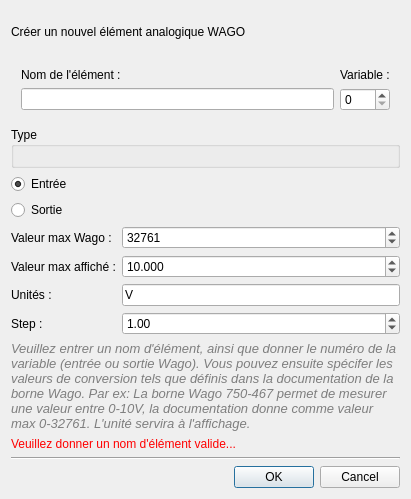
calaos/calaos_installer, file data/DialogNewAnalog.ui: the form before one commit.
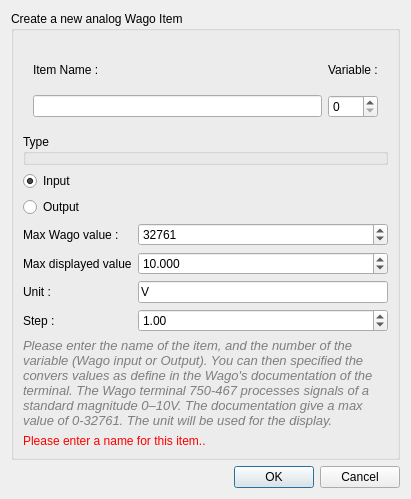
The form after the commit. Icons and pictures are not drawn.

Commit message: Use QLayout when possible, and start translation in english ...

```diff
--- a/data/DialogNewAnalog.ui
+++ b/data/DialogNewAnalog.ui
@@ -46,14 +46,11 @@
   </property>
   <layout class="QVBoxLayout" name="verticalLayout">
    <item>
-    <layout class="QVBoxLayout" name="verticalLayout_2">
-     <item>
-      <widget class="QLabel" name="label_7">
-       <property name="text">
-        <string>Créer un nouvel élément analogique WAGO</string>
-       </property>
-      </widget>
-     </item>
+    <widget class="QGroupBox" name="groupBox">
+     <property name="title">
+      <string>Create a new analog Wago Item</string>
+     </property>
+     <layout class="QVBoxLayout" name="verticalLayout_3">
      <item>
       <layout class="QGridLayout" name="gridLayout">
        <property name="leftMargin">
@@ -81,7 +78,7 @@
        <item row="0" column="0">
         <widget class="QLabel" name="label">
          <property name="text">
-          <string>Nom de l'élément :</string>
+           <string>Item Name :</string>
          </property>
         </widget>
        </item>
@@ -95,6 +92,8 @@
       </layout>
      </item>
      <item>
+       <layout class="QVBoxLayout" name="verticalLayout_2">
+        <item>
       <widget class="QGroupBox" name="groupBox_3">
        <property name="title">
         <string>Type</string>
@@ -104,7 +103,7 @@
      <item>
       <widget class="QRadioButton" name="radio_input">
        <property name="text">
-        <string>Entrée</string>
+           <string>Input</string>
        </property>
        <property name="checked">
         <bool>true</bool>
@@ -114,7 +113,7 @@
      <item>
       <widget class="QRadioButton" name="radio_output">
        <property name="text">
-        <string>Sortie</string>
+           <string>Output</string>
        </property>
       </widget>
      </item>
@@ -146,14 +145,14 @@
        <item row="3" column="0">
         <widget class="QLabel" name="label_6">
          <property name="text">
-          <string>Unités :</string>
+             <string>Unit :</string>
          </property>
         </widget>
        </item>
        <item row="2" column="0">
         <widget class="QLabel" name="label_5">
          <property name="text">
-          <string>Valeur max affiché :</string>
+             <string>Max displayed value</string>
          </property>
         </widget>
        </item>
@@ -170,7 +169,7 @@
        <item row="1" column="0">
         <widget class="QLabel" name="label_4">
          <property name="text">
-          <string>Valeur max Wago :</string>
+             <string>Max Wago value :</string>
          </property>
         </widget>
        </item>
@@ -265,11 +264,11 @@
         <string>&lt;!DOCTYPE HTML PUBLIC &quot;-//W3C//DTD HTML 4.0//EN&quot; &quot;http://www.w3.org/TR/REC-html40/strict.dtd&quot;&gt;
 &lt;html&gt;&lt;head&gt;&lt;meta name=&quot;qrichtext&quot; content=&quot;1&quot; /&gt;&lt;style type=&quot;text/css&quot;&gt;
 p, li { white-space: pre-wrap; }
-&lt;/style&gt;&lt;/head&gt;&lt;body style=&quot; font-family:'Sans Serif'; font-size:11pt; font-weight:400; font-style:italic;&quot;&gt;
-&lt;table style=&quot;-qt-table-type: root; margin-top:4px; margin-bottom:4px; margin-left:4px; margin-right:4px;&quot;&gt;
+&lt;/style&gt;&lt;/head&gt;&lt;body style=&quot; font-family:'Sans Serif'; font-size:9pt; font-weight:400; font-style:italic;&quot;&gt;
+&lt;table border=&quot;0&quot; style=&quot;-qt-table-type: root; margin-top:4px; margin-bottom:4px; margin-left:4px; margin-right:4px;&quot;&gt;
 &lt;tr&gt;
 &lt;td style=&quot;border: none;&quot;&gt;
-&lt;p style=&quot; margin-top:0px; margin-bottom:0px; margin-left:0px; margin-right:0px; -qt-block-indent:0; text-indent:0px;&quot;&gt;&lt;span style=&quot; font-family:'DejaVu Sans'; font-size:10pt;&quot;&gt;Veuillez entrer un nom d'élément, ainsi que donner le numéro de la variable (entrée ou sortie Wago). Vous pouvez ensuite spécifer les valeurs de conversion tels que définis dans la documentation de la borne Wago. Par ex: La borne Wago 750-467 permet de mesurer une valeur entre 0-10V, la documentation donne comme valeur max 0-32761. L'unité servira à l'affichage.&lt;/span&gt;&lt;/p&gt;&lt;/td&gt;&lt;/tr&gt;&lt;/table&gt;&lt;/body&gt;&lt;/html&gt;</string>
+&lt;p style=&quot; margin-top:0px; margin-bottom:0px; margin-left:0px; margin-right:0px; -qt-block-indent:0; text-indent:0px;&quot;&gt;&lt;span style=&quot; font-family:'DejaVu Sans'; font-size:10pt;&quot;&gt;Please enter the name of the item, and the number of the variable (Wago input or Output). You can then specified the convers values as define in the Wago's documentation of the terminal. The Wago terminal 750-467 processes signals of a standard magnitude 0–10V. The documentation give a max value of 0-32761. The unit will be used for the display.&lt;/span&gt;&lt;/p&gt;&lt;/td&gt;&lt;/tr&gt;&lt;/table&gt;&lt;/body&gt;&lt;/html&gt;</string>
        </property>
        <property name="textFormat">
         <enum>Qt::AutoText</enum>
@@ -325,15 +324,13 @@
         </palette>
        </property>
        <property name="text">
-        <string>Veuillez donner un nom d'élément valide...</string>
+           <string>Please enter a name for this item..</string>
        </property>
       </widget>
      </item>
-     <item>
-      <widget class="Line" name="line">
-       <property name="orientation">
-        <enum>Qt::Horizontal</enum>
-       </property>
+       </layout>
+      </item>
+     </layout>
       </widget>
      </item>
      <item>
@@ -345,8 +342,6 @@
         <set>QDialogButtonBox::Cancel|QDialogButtonBox::Ok</set>
        </property>
       </widget>
-     </item>
-    </layout>
    </item>
   </layout>
  </widget>
```
Left out of the diff: 2 changed lines with no effect on the pictures. Lines whose indentation alone changed are shown as unchanged. The commit also changes 15 other files.
